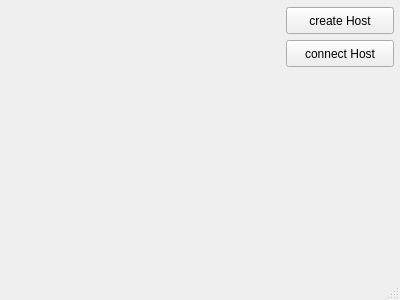
boy2000-007man/Qt, file Qthello/mainwindow.ui: the form before one commit.
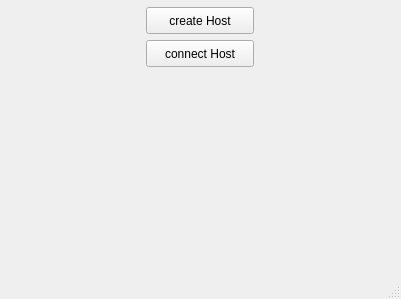
The form after the commit.

The edit to the form file:
```diff
--- a/Qthello/mainwindow.ui
+++ b/Qthello/mainwindow.ui
@@ -6,8 +6,8 @@
    <rect>
     <x>0</x>
     <y>0</y>
-    <width>400</width>
-    <height>300</height>
+    <width>401</width>
+    <height>299</height>
    </rect>
   </property>
   <property name="windowTitle">
@@ -108,7 +108,7 @@
       </layout>
      </item>
      <item row="0" column="0">
-      <widget class="QWidget" name="chessWidget" native="true"/>
+      <layout class="QGridLayout" name="chessLayout"/>
      </item>
     </layout>
    </widget>
```
Left out of the diff: 2 changed lines with no effect on the pictures.
